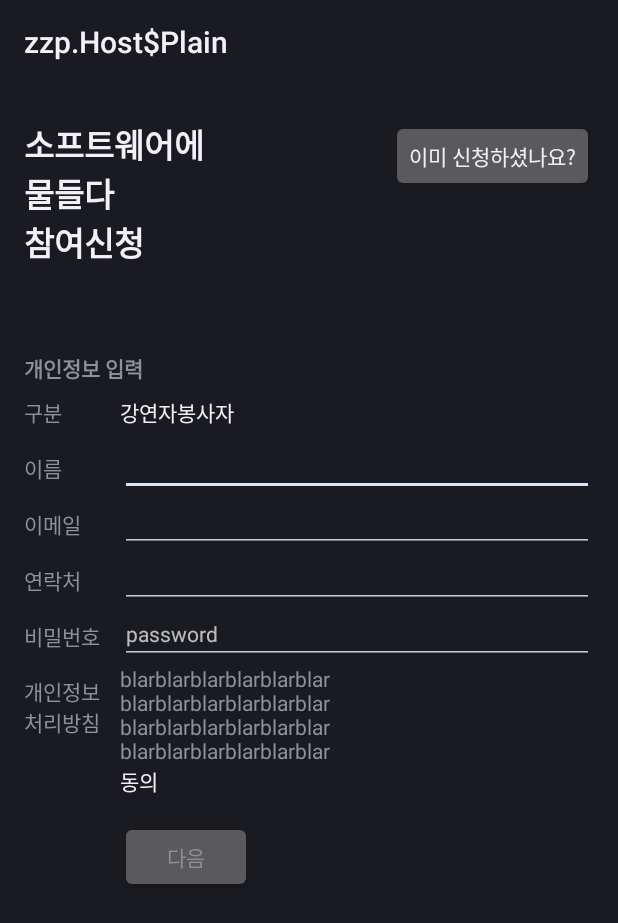
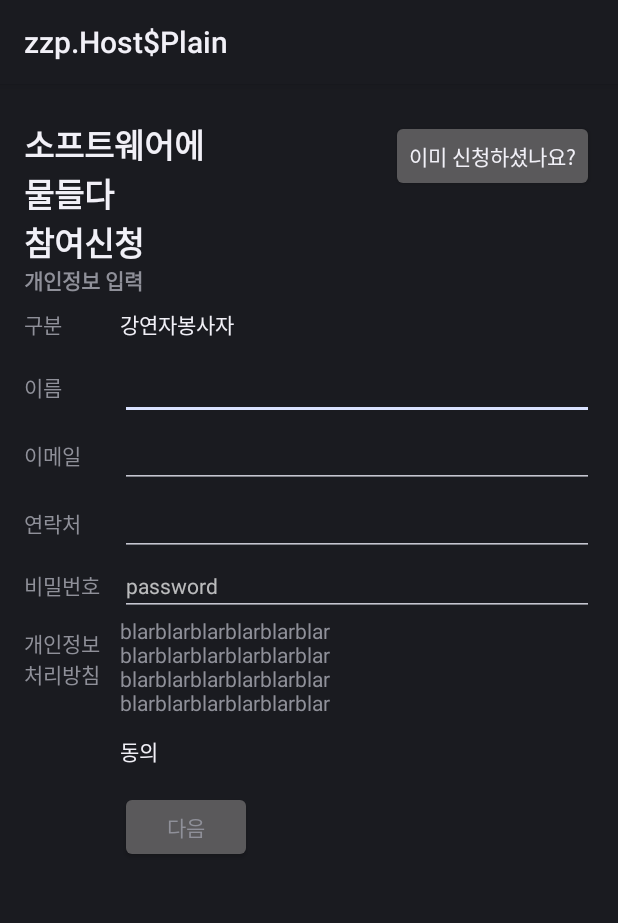
Before and after one commit to somul-project/somul-apply-library-android, an Android app: the fragment PersonalinfoFragment shown on its own in the app's theme, on a phone screen of 412 x 824 dp. Shown: the top 923 px of the screen. Run offline under Robolectric (Android 15) with nearby library versions, the phone set to English and light mode, and no system bars.

Commit message:
Update fragment_personalinfo.xml

```diff
--- a/applyvolunteer/src/main/res/layout/fragment_personalnfo.xml
+++ b/applyvolunteer/src/main/res/layout/fragment_personalnfo.xml
@@ -23,8 +23,11 @@
             android:layout_width="wrap_content"
             android:layout_height="wrap_content"
             app:layout_constraintTop_toTopOf="parent"
+            app:layout_constraintBottom_toTopOf="@+id/tv_subtitle"
             app:layout_constraintStart_toStartOf="parent"
             android:text="소프트웨어에\n물들다\n참여신청"
+            android:lines="3"
+            android:singleLine="false"
             android:textStyle="bold"
             android:textAppearance="?android:attr/textAppearanceLarge"
             />
@@ -38,19 +41,13 @@
             android:text="이미 신청하셨나요?"
             />
 
-        <android.support.constraint.Guideline
-            android:id="@+id/guideline_above_title"
-            android:layout_width="wrap_content"
-            android:layout_height="wrap_content"
-            android:orientation="horizontal"
-            app:layout_constraintGuide_percent="0.3"
-            />
-
         <android.support.v7.widget.AppCompatTextView
             android:id="@+id/tv_subtitle"
             android:layout_width="wrap_content"
             android:layout_height="wrap_content"
-            app:layout_constraintTop_toBottomOf="@+id/guideline_above_title"
+            android:layout_marginTop="48dp"
+            app:layout_constraintTop_toBottomOf="@+id/tv_already_applied"
+            app:layout_constraintLeft_toLeftOf="parent"
             android:text="개인정보 입력"
             android:textStyle="bold"
             />
@@ -98,7 +95,7 @@
             android:layout_height="wrap_content"
             android:paddingTop="8dp"
             android:paddingBottom="8dp"
-            app:layout_constraintTop_toBottomOf="@+id/tv_type_description"
+            app:layout_constraintBaseline_toBaselineOf="@id/autotv_name"
             app:layout_constraintLeft_toLeftOf="parent"
             android:text="이름"
             />
@@ -106,10 +103,9 @@
         <AutoCompleteTextView
             android:id="@+id/autotv_name"
             android:layout_width="0dp"
-            android:layout_height="0dp"
-            app:layout_constraintTop_toTopOf="@+id/tv_name_description"
-            app:layout_constraintBottom_toBottomOf="@+id/tv_name_description"
+            android:layout_height="wrap_content"
             app:layout_constraintLeft_toRightOf="@+id/tv_name_description"
+            app:layout_constraintTop_toBottomOf="@+id/tv_type_description"
             app:layout_constraintRight_toRightOf="parent"
             android:hint=""
             android:inputType="textPersonName"
@@ -123,7 +119,7 @@
             android:layout_height="wrap_content"
             android:paddingTop="8dp"
             android:paddingBottom="8dp"
-            app:layout_constraintTop_toBottomOf="@+id/tv_name_description"
+            app:layout_constraintBaseline_toBaselineOf="@id/autotv_email"
             app:layout_constraintLeft_toLeftOf="parent"
             android:text="이메일"
             />
@@ -131,10 +127,9 @@
         <AutoCompleteTextView
             android:id="@+id/autotv_email"
             android:layout_width="0dp"
-            android:layout_height="0dp"
-            app:layout_constraintTop_toTopOf="@+id/tv_email_description"
-            app:layout_constraintBottom_toBottomOf="@+id/tv_email_description"
+            android:layout_height="wrap_content"
             app:layout_constraintLeft_toRightOf="@+id/tv_email_description"
+            app:layout_constraintTop_toBottomOf="@+id/autotv_name"
             app:layout_constraintRight_toRightOf="parent"
             android:hint=""
             android:inputType="textEmailAddress"
@@ -148,7 +143,7 @@
             android:layout_height="wrap_content"
             android:paddingTop="8dp"
             android:paddingBottom="8dp"
-            app:layout_constraintTop_toBottomOf="@+id/tv_email_description"
+            app:layout_constraintBaseline_toBaselineOf="@+id/autotv_phone"
             app:layout_constraintLeft_toLeftOf="parent"
             android:text="연락처"
             />
@@ -156,9 +151,8 @@
         <AutoCompleteTextView
             android:id="@+id/autotv_phone"
             android:layout_width="0dp"
-            android:layout_height="0dp"
-            app:layout_constraintTop_toTopOf="@+id/tv_phone_descripton"
-            app:layout_constraintBottom_toBottomOf="@+id/tv_phone_descripton"
+            android:layout_height="wrap_content"
+            app:layout_constraintTop_toBottomOf="@+id/autotv_email"
             app:layout_constraintLeft_toRightOf="@+id/tv_phone_descripton"
             app:layout_constraintRight_toRightOf="parent"
             android:hint=""
@@ -173,7 +167,7 @@
             android:layout_height="wrap_content"
             android:paddingTop="8dp"
             android:paddingBottom="8dp"
-            app:layout_constraintTop_toBottomOf="@+id/tv_phone_descripton"
+            app:layout_constraintBaseline_toBaselineOf="@+id/et_password"
             app:layout_constraintLeft_toLeftOf="parent"
             android:text="비밀번호"
             />
@@ -181,7 +175,7 @@
         <EditText
             android:id="@+id/et_password"
             android:layout_width="0dp"
-            android:layout_height="0dp"
+            android:layout_height="wrap_content"
             android:hint="password"
             style="?android:textAppearanceSmall"
             android:imeActionId="6"
@@ -190,8 +184,7 @@
             android:inputType="textPassword"
             android:maxLines="1"
             android:singleLine="true"
-            app:layout_constraintTop_toTopOf="@+id/tv_password_description"
-            app:layout_constraintBottom_toBottomOf="@+id/tv_password_description"
+            app:layout_constraintTop_toBottomOf="@+id/autotv_phone"
             app:layout_constraintLeft_toRightOf="@+id/tv_password_description"
             app:layout_constraintRight_toRightOf="parent"
             />
@@ -202,7 +195,9 @@
             android:layout_height="wrap_content"
             android:paddingTop="8dp"
             android:paddingBottom="8dp"
-            app:layout_constraintTop_toBottomOf="@+id/tv_password_description"
+            android:lines="2"
+            android:singleLine="false"
+            app:layout_constraintTop_toBottomOf="@+id/et_password"
             app:layout_constraintLeft_toLeftOf="parent"
             android:text="개인정보\n처리방침"
             />
@@ -212,7 +207,7 @@
             android:layout_width="0dp"
             android:layout_height="wrap_content"
             android:text="blarblarblarblarblarblar\nblarblarblarblarblarblar\nblarblarblarblarblarblar\nblarblarblarblarblarblar"
-            app:layout_constraintTop_toTopOf="@+id/tv_personalinfopolicy_description"
+            app:layout_constraintTop_toBottomOf="@+id/et_password"
             app:layout_constraintLeft_toRightOf="@+id/tv_personalinfopolicy_description"
             app:layout_constraintRight_toRightOf="parent"
             />
@@ -221,6 +216,7 @@
             android:id="@+id/checkbox_agree_policy"
             android:layout_width="wrap_content"
             android:layout_height="wrap_content"
+            android:layout_marginTop="12dp"
             app:layout_constraintTop_toBottomOf="@+id/tv_personalinfopolicy"
             app:layout_constraintLeft_toLeftOf="@+id/tv_personalinfopolicy"
             android:text="동의"
@@ -233,10 +229,11 @@
             android:layout_height="wrap_content"
             android:layout_marginTop="16dp"
             app:layout_constraintTop_toBottomOf="@+id/checkbox_agree_policy"
-            app:layout_constraintBottom_toBottomOf="parent"
             app:layout_constraintLeft_toLeftOf="@+id/checkbox_agree_policy"
             android:text="다음"
             />
 
+
+
     </android.support.constraint.ConstraintLayout>
 </ScrollView>
```
